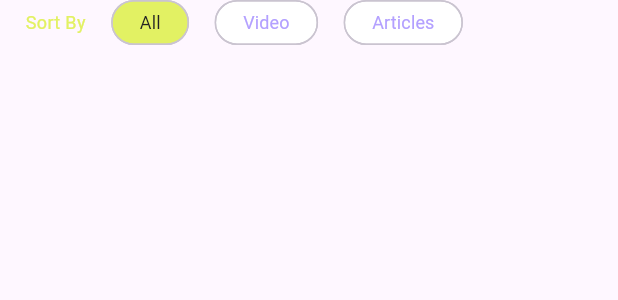
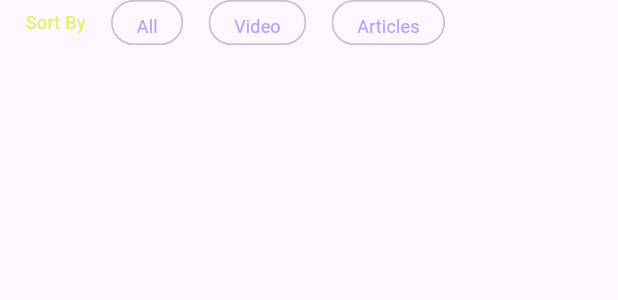
Before and after one commit to maaz-afridi20/fit_body, a Flutter app: the ChoicChipsRow widget shown alone on an empty page, opened directly, on a phone screen of 412 x 824 dp. Shown: the top 300 px of the screen. Run offline on Flutter 3.47's test engine with Material 3 defaults, Android fonts, the phone set to English and light mode, and no system bars; our stand-ins replace flutter_animate, flutter_screenutil, get, shared_preferences, smooth_page_indicator, velocity_x; accounts and stored records are empty.

Commit message:
working with favourites screen

```diff
--- a/lib/AppComons/widgets/chips/choice_chips.dart
+++ b/lib/AppComons/widgets/chips/choice_chips.dart
@@ -1,28 +1,47 @@
+import 'package:fit_body/Features/gym/controllers/chip_controller/chip_controller.dart';
+import 'package:fit_body/Features/gym/favourites/favourite_articles.dart';
+import 'package:fit_body/Features/gym/favourites/favourite_videos.dart';
 import 'package:fit_body/Utils/constants/exports.dart';
 
 class ChoiceChipsWidget extends StatelessWidget {
-  const ChoiceChipsWidget(
-      {super.key,
-      required this.chipTitle,
-      this.backgroundColor,
-      this.titleColor});
+  const ChoiceChipsWidget({
+    super.key,
+    required this.chipTitle,
+    this.backgroundColor,
+  });
+
   final String chipTitle;
   final Color? backgroundColor;
-  final Color? titleColor;
 
   @override
   Widget build(BuildContext context) {
-    return SizedBox(
-      height: 30.h,
-      child: Chip(
-        padding: const EdgeInsets.only(left: 10.0, right: 10, bottom: 5),
-        backgroundColor: backgroundColor ?? Colors.white,
-        label: Text(chipTitle,
-            style: MTextStyles.mNormalStyle(
-                color: titleColor ?? MColors.balckColor, fontSize: 12.sp)),
-        shape:
-            RoundedRectangleBorder(borderRadius: BorderRadius.circular(23.r)),
-      ),
-    );
+    final controller = Get.put(ChipController());
+
+    return Obx(() {
+      final isSelected = controller.selectedChip.value == chipTitle;
+      return SizedBox(
+          height: 30.h,
+          child: ChoiceChip(
+              showCheckmark: false,
+              label: Text(chipTitle),
+              selected: isSelected,
+              labelStyle: MTextStyles.mNormalStyle(
+                  color: isSelected ? MColors.balckColor : MColors.purpleColor,
+                  fontSize: 12.sp),
+              onSelected: (selected) {
+                controller.selectChip(chipTitle);
+                if (chipTitle == 'Video') {
+                  MHelperFunctions.navigateTo(context, const FavouriteVideos());
+                } else if (chipTitle == 'Articles') {
+                  MHelperFunctions.navigateTo(
+                      context, const FavouriteArticles());
+                }
+              },
+              selectedColor: isSelected
+                  ? (backgroundColor ?? MColors.yellowishColor)
+                  : Colors.white,
+              shape: RoundedRectangleBorder(
+                  borderRadius: BorderRadius.circular(23.r))));
+    });
   }
 }
--- /dev/null
+++ b/lib/Features/gym/controllers/chip_controller/chip_controller.dart
@@ -0,0 +1,13 @@
+import 'package:fit_body/Utils/constants/exports.dart';
+
+class ChipController extends GetxController {
+  var selectedChip = ''.obs;
+
+  void selectChip(String chipTitle) {
+    if (selectedChip.value == chipTitle) {
+      selectedChip.value = ''; // Deselect if the same chip is clicked again
+    } else {
+      selectedChip.value = chipTitle;
+    }
+  }
+}
--- a/lib/Features/gym/controllers/home_controllers/navbar_controller.dart
+++ b/lib/Features/gym/controllers/home_controllers/navbar_controller.dart
@@ -10,7 +10,7 @@ class NavbarController extends GetxController {
   List<Widget> screenList = const [
     HomeNavBar(),
     SizedBox(),
-    FavouritesScreen(),
+    AllFavouritesScreen(),
     MainProfileScreen(),
   ];
 }
--- a/lib/Features/gym/favourites/favourites.dart
+++ b/lib/Features/gym/favourites/all_favourites.dart
@@ -1,8 +1,8 @@
 import 'package:fit_body/Features/gym/favourites/widgets/favourite_screen_container_list.dart';
 import 'package:fit_body/Utils/constants/exports.dart';
 
-class FavouritesScreen extends StatelessWidget {
-  const FavouritesScreen({super.key});
+class AllFavouritesScreen extends StatelessWidget {
+  const AllFavouritesScreen({super.key});
 
   @override
   Widget build(BuildContext context) {
--- a/lib/Features/gym/favourites/widgets/choice_chips_row.dart
+++ b/lib/Features/gym/favourites/widgets/choice_chips_row.dart
@@ -17,14 +17,11 @@ class ChoicChipsRow extends StatelessWidget {
               style: MTextStyles.mNormalStyle(
                   fontSize: 12.sp, color: MColors.yellowishColor)),
           MHelperFunctions.giveWidth(17.w),
-          const ChoiceChipsWidget(
-              chipTitle: "All", backgroundColor: MColors.yellowishColor),
+          const ChoiceChipsWidget(chipTitle: "All"),
           MHelperFunctions.giveWidth(17.w),
-          const ChoiceChipsWidget(
-              chipTitle: "Video", titleColor: MColors.purpleColor),
+          const ChoiceChipsWidget(chipTitle: "Video"),
           MHelperFunctions.giveWidth(17.w),
-          const ChoiceChipsWidget(
-              chipTitle: "Articles", titleColor: MColors.purpleColor),
+          const ChoiceChipsWidget(chipTitle: "Articles"),
         ],
       ),
     );
--- a/lib/Utils/constants/exports.dart
+++ b/lib/Utils/constants/exports.dart
@@ -69,7 +69,7 @@ export 'package:fit_body/Features/personalization/widgets/user_body_info_row_con
 export 'package:fit_body/Features/personalization/widgets/profile_listile.dart';
 export 'package:fit_body/Features/personalization/screens/edit_profile.dart';
 export 'package:fit_body/Features/personalization/widgets/edit_profile_form.dart';
-export 'package:fit_body/Features/gym/favourites/favourites.dart';
+export 'package:fit_body/Features/gym/favourites/all_favourites.dart';
 export 'package:fit_body/AppComons/widgets/chips/choice_chips.dart';
 export 'package:fit_body/Features/gym/controllers/setup_body_controllers/setup_age_controller.dart';
 export 'package:fit_body/Features/gym/favourites/widgets/choice_chips_row.dart';
```
Also changed, not shown: lib/Features/gym/favourites/favourite_articles.dart (added, +10 -0 lines), lib/Features/gym/favourites/favourite_videos.dart (added, +14 -0 lines).
